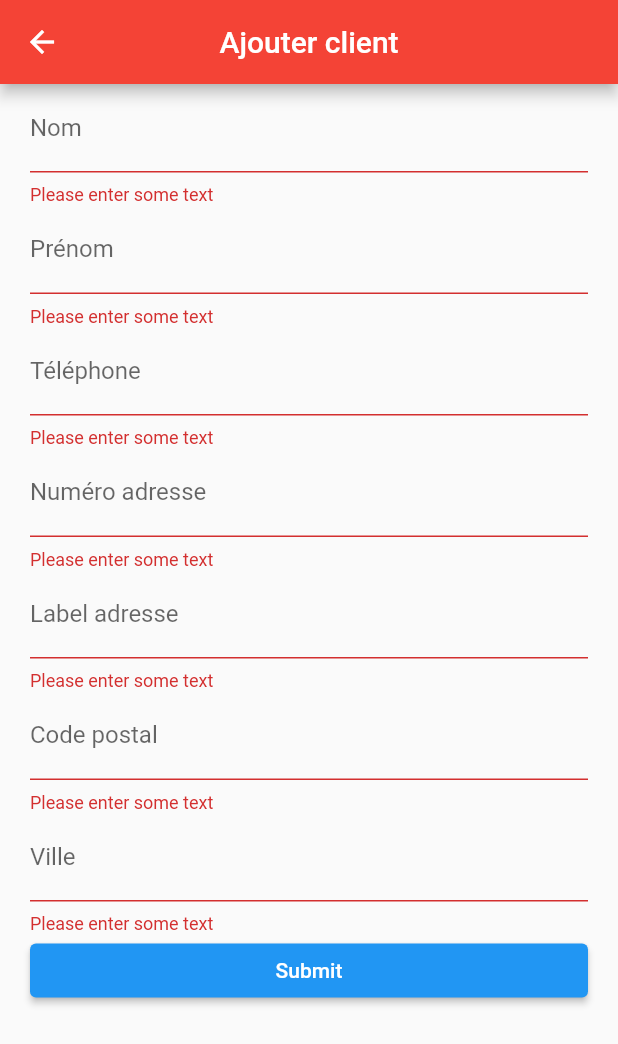
After one commit to LancelotDucoeur/osteoapp, a Flutter app: the AddClientScreen screen opened directly, after a tap on "Submit", on a phone screen of 412 x 824 dp. The commit adds this screen. Shown: the top 1044 px of the screen. Run offline on Flutter 3.47's test engine with Material 2 defaults, Android fonts, the phone set to English and light mode, and no system bars; our stand-ins replace firebase_auth, firebase_core; accounts and stored records are empty; network calls fail.

```diff
--- a/lib/main.dart
+++ b/lib/main.dart
@@ -25,7 +25,7 @@ class App extends StatelessWidget {
         builder: (context, snapshot) {
           if (snapshot.connectionState == ConnectionState.active) {
             if (snapshot.hasData) {
-              return Home();
+              return HomeScreen();
             }
             return const GuestScreen();
           }
--- /dev/null
+++ b/lib/models/ClientModel.dart
@@ -0,0 +1,47 @@
+class ClientModel {
+  int id;
+  String firstname;
+  String lastname;
+  String tel;
+  String addrNum;
+  String addrStreet;
+  String addrCode;
+  String addrCity;
+
+  ClientModel(
+      {this.id = -1,
+      this.firstname = '',
+      this.lastname = '',
+      this.tel = '',
+      this.addrNum = '',
+      this.addrStreet = '',
+      this.addrCode = '',
+      this.addrCity = ''});
+
+  static ClientModel fromJson(Map<String, dynamic> json) => ClientModel(
+        id: json['id'],
+        firstname: json['firstname'],
+        lastname: json['lastname'],
+        tel: json['tel'],
+        addrNum: json['addrNum'],
+        addrStreet: json['addrStreet'],
+        addrCode: json['addrCode'],
+        addrCity: json['addrCity'],
+      );
+
+  Map<String, dynamic> toJson() => {
+        'id': id,
+        'firstname': firstname,
+        'lastname': lastname,
+        'tel': tel,
+        'addrNum': addrNum,
+        'addrStreet': addrStreet,
+        'addrCode': addrCode,
+        'addrCity': addrCity,
+      };
+
+  @override
+  String toString() {
+    return '"clients" : { "id": $id "firstname": $firstname, "lastname": $lastname, "tel": $tel, "addrNum": $addrNum, "addrStreet": $addrStreet, "addrCode": $addrCode, "addrCity": $addrCity}';
+  }
+}
--- /dev/null
+++ b/lib/screens/AddClient.dart
@@ -0,0 +1,174 @@
+import 'package:flutter/material.dart';
+import 'package:osteoapp/models/ClientModel.dart';
+
+class AddClientScreen extends StatefulWidget {
+  const AddClientScreen({Key? key}) : super(key: key);
+
+  @override
+  State<AddClientScreen> createState() => _AddClientScreenState();
+}
+
+class _AddClientScreenState extends State<AddClientScreen> {
+  TextEditingController lastnameController = TextEditingController();
+  TextEditingController firstnameController = TextEditingController();
+  TextEditingController telController = TextEditingController();
+  TextEditingController addrNumController = TextEditingController();
+  TextEditingController addrStreetController = TextEditingController();
+  TextEditingController addrCodeController = TextEditingController();
+  TextEditingController addrCityController = TextEditingController();
+
+  final _formKey = GlobalKey<FormState>();
+
+  @override
+  Widget build(BuildContext context) {
+    return SafeArea(
+      child: Scaffold(
+        appBar: AppBar(
+          title: const Text('Ajouter client'),
+          centerTitle: true,
+          backgroundColor: Colors.red,
+        ),
+        body: Center(
+          child: Padding(
+            padding: const EdgeInsets.only(
+              left: 20.0,
+              right: 20.0,
+              bottom: 20.0,
+            ),
+            child: Form(
+              key: _formKey,
+              child: Column(
+                children: [
+                  Expanded(
+                    child: SingleChildScrollView(
+                      physics: const AlwaysScrollableScrollPhysics(),
+                      child: Column(
+                        crossAxisAlignment: CrossAxisAlignment.stretch,
+                        mainAxisAlignment: MainAxisAlignment.start,
+                        children: [
+                          TextFormField(
+                            decoration: const InputDecoration(
+                              border: UnderlineInputBorder(),
+                              labelText: 'Nom',
+                            ),
+                            controller: firstnameController,
+                            validator: (value) {
+                              if (value == null || value.isEmpty) {
+                                return 'Please enter some text';
+                              }
+                              return null;
+                            },
+                          ),
+                          TextFormField(
+                            decoration: const InputDecoration(
+                              border: UnderlineInputBorder(),
+                              labelText: 'Prénom',
+                            ),
+                            controller: lastnameController,
+                            validator: (value) {
+                              if (value == null || value.isEmpty) {
+                                return 'Please enter some text';
+                              }
+                              return null;
+                            },
+                          ),
+                          TextFormField(
+                            decoration: const InputDecoration(
+                              border: UnderlineInputBorder(),
+                              labelText: 'Téléphone',
+                            ),
+                            controller: telController,
+                            validator: (value) {
+                              if (value == null || value.isEmpty) {
+                                return 'Please enter some text';
+                              }
+                              return null;
+                            },
+                          ),
+                          TextFormField(
+                            decoration: const InputDecoration(
+                              border: UnderlineInputBorder(),
+                              labelText: 'Numéro adresse',
+                            ),
+                            controller: addrNumController,
+                            validator: (value) {
+                              if (value == null || value.isEmpty) {
+                                return 'Please enter some text';
+                              }
+                              return null;
+                            },
+                          ),
+                          TextFormField(
+                            decoration: const InputDecoration(
+                              border: UnderlineInputBorder(),
+                              labelText: 'Label adresse',
+                            ),
+                            controller: addrStreetController,
+                            validator: (value) {
+                              if (value == null || value.isEmpty) {
+                                return 'Please enter some text';
+                              }
+                              return null;
+                            },
+                          ),
+                          TextFormField(
+                            decoration: const InputDecoration(
+                              border: UnderlineInputBorder(),
+                              labelText: 'Code postal',
+                            ),
+                            controller: addrCodeController,
+                            validator: (value) {
+                              if (value == null || value.isEmpty) {
+                                return 'Please enter some text';
+                              }
+                              return null;
+                            },
+                          ),
+                          TextFormField(
+                            decoration: const InputDecoration(
+                              border: UnderlineInputBorder(),
+                              labelText: 'Ville',
+                            ),
+                            controller: addrCityController,
+                            validator: (value) {
+                              if (value == null || value.isEmpty) {
+                                return 'Please enter some text';
+                              }
+                              return null;
+                            },
+                          ),
+                          ElevatedButton(
+                            onPressed: () {
+                              if (_formKey.currentState!.validate()) {
+                                ScaffoldMessenger.of(context).showSnackBar(
+                                  const SnackBar(
+                                      content: Text('Enregistrement...')),
+                                );
+                                ClientModel _clientModel = ClientModel(
+                                    firstname: firstnameController.text,
+                                    lastname: lastnameController.text,
+                                    tel: telController.text,
+                                    addrNum: addrNumController.text,
+                                    addrStreet: addrStreetController.text,
+                                    addrCode: addrCodeController.text,
+                                    addrCity: addrCityController.text);
+                                //String client = jsonEncode(_clientModel);
+
+                                //sharedPreferences.setString('userdata', client);
+                              }
+                            },
+                            child: const Text('Submit'),
+                          ),
+                        ],
+                      ),
+                    ),
+                  ),
+                ],
+              ),
+            ),
+          ),
+        ),
+      ),
+    );
+  }
+}
--- a/lib/screens/Maps.dart
+++ b/lib/screens/Maps.dart
@@ -1,7 +1,7 @@
 import 'package:flutter/material.dart';
 import 'package:osteoapp/widgets/navigation_drawer.dart';
 
-class Maps extends StatelessWidget {
+class MapsScreen extends StatelessWidget {
   @override
   Widget build(BuildContext context) {
     return SafeArea(
--- a/lib/screens/Planning.dart
+++ b/lib/screens/Planning.dart
@@ -1,7 +1,7 @@
 import 'package:flutter/material.dart';
 import 'package:osteoapp/widgets/navigation_drawer.dart';
 
-class Planning extends StatelessWidget {
+class PlanningScreen extends StatelessWidget {
   @override
   Widget build(BuildContext context) {
     return SafeArea(
--- a/lib/screens/Settings.dart
+++ b/lib/screens/Settings.dart
@@ -1,7 +1,7 @@
 import 'package:flutter/material.dart';
 import 'package:osteoapp/widgets/navigation_drawer.dart';
 
-class Settings extends StatelessWidget {
+class SettingsScreen extends StatelessWidget {
   @override
   Widget build(BuildContext context) {
     return SafeArea(
--- a/lib/screens/guest/Guest.dart
+++ b/lib/screens/guest/Guest.dart
@@ -49,8 +49,10 @@ class _GuestScreenState extends State<GuestScreen> {
                       .then(
                     (value) {
                       if (value.uid != null) {
-                        Navigator.push(context,
-                            MaterialPageRoute(builder: (context) => Home()));
+                        Navigator.push(
+                            context,
+                            MaterialPageRoute(
+                                builder: (context) => HomeScreen()));
                       }
                     },
                   );
```
Also changed, not shown: lib/screens/ClientDetails.dart (added, +33 -0 lines), lib/screens/Clients.dart (+101 -4 lines), lib/screens/Home.dart (+4 -4 lines), lib/widgets/navigation_drawer.dart (+5 -5 lines).
